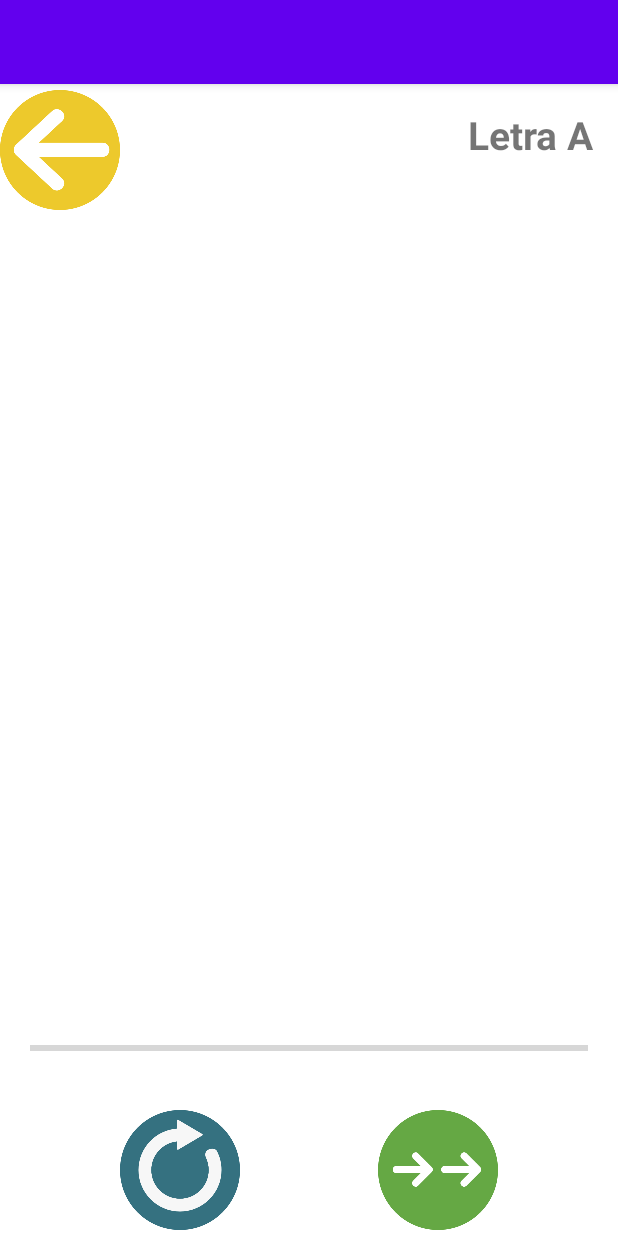
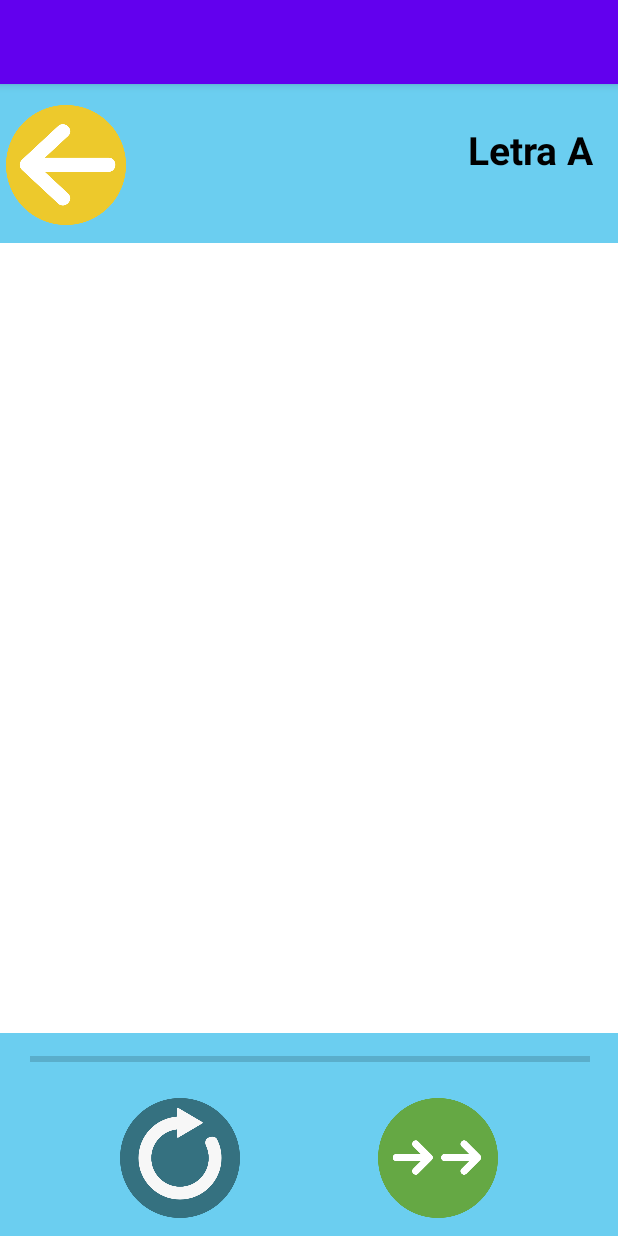
Before and after one commit to PA22C2021/aprender_pintando, an Android app: the DrawFragment screen opened directly, with no data from a screen before it, on a phone screen of 412 x 824 dp. Run offline under Robolectric (Android 15) with nearby library versions, the phone set to English and light mode, and no system bars.

Commit message:
Mejoras gráficas en la pantalla de juego y confirmaciones.

```diff
--- a/app/src/main/java/com/example/aprender_pintando/Domain/Draw.java
+++ b/app/src/main/java/com/example/aprender_pintando/Domain/Draw.java
@@ -10,6 +10,7 @@ import android.view.View;
 
 public class Draw extends View {
 
+    boolean isClean = true;
     float x = 0;
     float y = 0;
     String action = "action";
@@ -23,8 +24,8 @@ public class Draw extends View {
     {
         Paint paint = new Paint();
         paint.setStyle(Paint.Style.STROKE);
-        paint.setStrokeWidth(25);
-        paint.setColor(Color.WHITE);
+        paint.setStrokeWidth(30);
+        paint.setColor(Color.BLACK);
         paint.setAntiAlias(true);
 
         if (action.equals("down"))
@@ -35,6 +36,7 @@ public class Draw extends View {
         if (action.equals("move"))
         {
             path.lineTo(x, y);
+            isClean = false;
         }
 
         canvas.drawPath(path, paint);
@@ -59,8 +61,17 @@ public class Draw extends View {
         return true;
     }
 
+    public boolean isClean()
+    {
+        return isClean;
+    }
+
     public void ClearDraw()
     {
+        x = 0;
+        y = 0;
+
         path.reset();
+        invalidate();
     }
 }
--- a/app/src/main/java/com/example/aprender_pintando/DrawFragment.java
+++ b/app/src/main/java/com/example/aprender_pintando/DrawFragment.java
@@ -7,19 +7,17 @@ import androidx.fragment.app.Fragment;
 import android.view.LayoutInflater;
 import android.view.View;
 import android.view.ViewGroup;
+import android.widget.ImageButton;
 
+import com.example.aprender_pintando.Confirmation.ReiniciarLetraDialog;
 import com.example.aprender_pintando.Domain.Draw;
 
 public class DrawFragment extends Fragment {
 
+    Draw draw;
+    ImageButton btnReiniciar;
+
     public DrawFragment() {
-        // Required empty public constructor
-    }
-
-    // TODO: Rename and change types and number of parameters
-    public static DrawFragment newInstance(String param1, String param2) {
-        DrawFragment fragment = new DrawFragment();
-        return fragment;
     }
 
     @Override
@@ -33,6 +31,21 @@ public class DrawFragment extends Fragment {
 
         View view = inflater.inflate(R.layout.fragment_draw, container, false);
 
-        return new Draw(view.getContext());
+
+        draw = new Draw(view.getContext());
+
+        btnReiniciar = (ImageButton) getActivity().findViewById(R.id.btnReiniciar);
+        btnReiniciar.setOnClickListener(new View.OnClickListener(){
+            @Override
+            public void onClick(View view) {
+
+                if (!draw.isClean())
+                {
+                    ReiniciarLetraDialog.GetAlertDialog(view, draw).show();
+                }
+            }
+        });
+
+        return draw;
     }
 }
--- a/app/src/main/java/com/example/aprender_pintando/PlayGameActivity.java
+++ b/app/src/main/java/com/example/aprender_pintando/PlayGameActivity.java
@@ -5,6 +5,9 @@ import android.os.Bundle;
 import android.view.View;
 import android.view.Window;
 import android.view.WindowManager;
+
+import com.example.aprender_pintando.Confirmation.ReiniciarLetraDialog;
+import com.example.aprender_pintando.Confirmation.VolverMenuDialog;
 
 public class PlayGameActivity extends AppCompatActivity {
 
@@ -20,6 +23,6 @@ public class PlayGameActivity extends AppCompatActivity {
 
     public void RegresarMenu(View view)
     {
-        this.finish();
+        VolverMenuDialog.GetAlertDialog(view, this).show();
     }
 }
--- a/app/src/main/res/layout/activity_play_game.xml
+++ b/app/src/main/res/layout/activity_play_game.xml
@@ -4,49 +4,60 @@
     xmlns:tools="http://schemas.android.com/tools"
     android:layout_width="match_parent"
     android:layout_height="match_parent"
+    android:background="#6BCEF0"
     android:orientation="vertical"
+    android:paddingTop="10dp"
     tools:context=".PlayGameActivity">
 
     <ImageButton
         android:id="@+id/btnVolverMenu"
         android:layout_width="80dp"
         android:layout_height="80dp"
+        android:layout_marginStart="4dp"
         android:layout_marginTop="4dp"
+        android:layout_marginBottom="12dp"
         android:background="@drawable/volver"
+        android:cropToPadding="false"
         android:onClick="RegresarMenu"
+        android:paddingBottom="20dp"
         android:scaleType="fitCenter"
         android:textAlignment="center"
+        app:layout_constraintBottom_toTopOf="@+id/fragmentContainerView"
         app:layout_constraintStart_toStartOf="parent"
         app:layout_constraintTop_toTopOf="parent" />
 
     <androidx.fragment.app.FragmentContainerView
         android:id="@+id/fragmentContainerView"
         android:name="com.example.aprender_pintando.DrawFragment"
-        android:layout_width="416dp"
-        android:layout_height="488dp"
-        android:layout_marginTop="20dp"
+        android:layout_width="0dp"
+        android:layout_height="0dp"
+        android:background="@color/white"
         app:layout_constraintBottom_toTopOf="@+id/progresoJuego"
         app:layout_constraintEnd_toEndOf="parent"
+        app:layout_constraintHorizontal_bias="0.0"
         app:layout_constraintStart_toStartOf="parent"
-        app:layout_constraintTop_toBottomOf="@+id/btnVolverMenu" />
+        app:layout_constraintTop_toBottomOf="@+id/btnVolverMenu"
+        app:layout_constraintVertical_bias="1.0" />
 
     <ProgressBar
         android:id="@+id/progresoJuego"
         style="?android:attr/progressBarStyleHorizontal"
-        android:layout_width="match_parent"
-        android:layout_height="50dp"
-        android:layout_marginBottom="16dp"
+        android:layout_width="413dp"
+        android:layout_height="35dp"
+        android:layout_marginBottom="100dp"
         android:paddingStart="20dp"
         android:paddingEnd="20dp"
-        app:layout_constraintBottom_toTopOf="@+id/btnReiniciar"
-        tools:layout_editor_absoluteX="0dp" />
+        app:layout_constraintBottom_toBottomOf="parent"
+        app:layout_constraintEnd_toEndOf="parent"
+        app:layout_constraintHorizontal_bias="0.0"
+        app:layout_constraintStart_toStartOf="parent" />
 
     <ImageButton
         android:id="@+id/btnTerminar"
         android:layout_width="80dp"
         android:layout_height="80dp"
         android:layout_marginEnd="80dp"
-        android:layout_marginBottom="4dp"
+        android:layout_marginBottom="12dp"
         android:background="@drawable/terminar"
         android:scaleType="fitCenter"
         android:textAlignment="center"
@@ -58,7 +69,7 @@
         android:layout_width="80dp"
         android:layout_height="80dp"
         android:layout_marginStart="80dp"
-        android:layout_marginBottom="4dp"
+        android:layout_marginBottom="12dp"
         android:background="@drawable/reiniciar"
         android:foregroundGravity="fill_horizontal"
         android:scaleType="fitCenter"
@@ -73,6 +84,7 @@
         android:layout_marginTop="16dp"
         android:layout_marginEnd="16dp"
         android:text="Letra A"
+        android:textColor="#000000"
         android:textSize="26dp"
         android:textStyle="bold"
         app:layout_constraintEnd_toEndOf="parent"
--- a/app/src/main/res/layout/fragment_draw.xml
+++ b/app/src/main/res/layout/fragment_draw.xml
@@ -4,6 +4,4 @@
     android:layout_width="match_parent"
     android:layout_height="match_parent"
     tools:context=".DrawFragment">
-
-
 </FrameLayout>
```
Also changed, not shown: app/src/main/java/com/example/aprender_pintando/Confirmation/ReiniciarLetraDialog.java (added, +33 -0 lines), app/src/main/java/com/example/aprender_pintando/Confirmation/VolverMenuDialog.java (added, +34 -0 lines).
